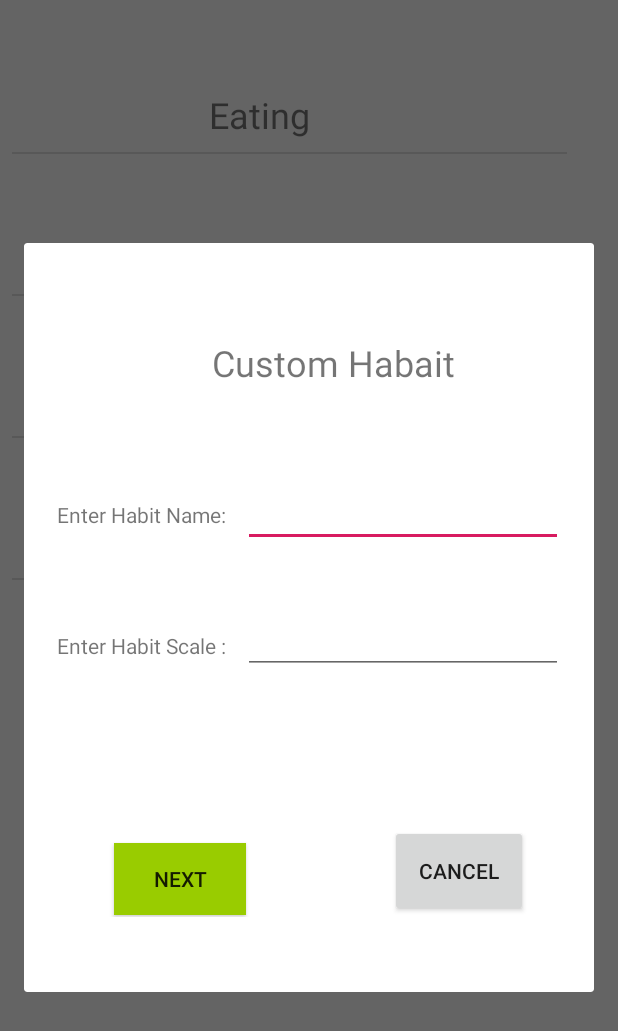
After one commit to prasadkrn83/Serenidad, an Android app: the fragment ConfigureCustomHabitDialog placed in its activity, on a phone screen of 412 x 824 dp. The commit adds this screen. Shown: the top 1031 px of the screen. Run offline under Robolectric (Android 15) with nearby library versions, the phone set to English and light mode, and no system bars.

Commit message:
Habit changes
Custom habit changes checked in

```diff
--- a/Serenidad/app/src/main/AndroidManifest.xml
+++ b/Serenidad/app/src/main/AndroidManifest.xml
@@ -16,7 +16,7 @@
             android:name=".MeditationHelpActivity"
             android:theme="@style/AppTheme.NoActionBar" />
         <activity
-            android:name=".ProgressChartActivity"
+            android:name=".HealthMainActivity"
             android:theme="@style/AppTheme.NoActionBar">
             <intent-filter>
                 <action android:name="android.intent.action.MAIN" />
@@ -35,6 +35,8 @@
         <!-- <activity android:name=".ThankfulDiary" /> -->
         <activity android:name=".ProgressHelpActivity" />
         <activity android:name=".WaterEntryActivity" />
+        <activity android:name=".NewHabitActivity" />
+        <activity android:name=".ProgressChartActivity"/>
 
     </application>
 
--- /dev/null
+++ b/Serenidad/app/src/main/java/com/serenidad/ConfigureCustomHabitDialog.java
@@ -0,0 +1,77 @@
+package com.serenidad;
+
+/**
+ * Created by Michael Eierman on 11/2/2016.
+ */
+
+import android.app.Dialog;
+import android.content.Intent;
+import android.os.Bundle;
+import android.support.v4.app.DialogFragment;
+import android.support.v4.app.FragmentManager;
+import android.view.LayoutInflater;
+import android.view.View;
+import android.view.View.OnClickListener;
+import android.view.ViewGroup;
+import android.widget.Button;
+import android.widget.EditText;
+
+public class ConfigureCustomHabitDialog extends DialogFragment {                           //1
+
+
+    public ConfigureCustomHabitDialog() {                                                  //3
+        // Empty constructor required for DialogFragment
+    }
+
+    public void onStart()
+    {
+        super.onStart();
+        Dialog dialog = getDialog();
+        if (dialog != null)
+        {
+            int width = ViewGroup.LayoutParams.MATCH_PARENT;
+            int height = ViewGroup.LayoutParams.WRAP_CONTENT;
+            dialog.getWindow().setLayout(width, height);
+        }
+    }
+    @Override
+    public View onCreateView(LayoutInflater inflater, ViewGroup container, Bundle savedInstanceState) {
+
+        final View view = inflater.inflate(R.layout.configure_custom_habit_dialog,container);
+        Button next = (Button) view.findViewById(R.id.buttonNext);
+        next.setOnClickListener(new OnClickListener() {
+            @Override
+            public void onClick(View v) {
+                EditText editTextHabitName = (EditText)view.findViewById(R.id.editCustomHabitName);
+                EditText editTextHabitScale = (EditText)view.findViewById(R.id.editCustomHabitScale);
+                String editTextHabitNameStr = editTextHabitName.getText().toString();
+                String editTextHabitScaleStr = editTextHabitScale.getText().toString();
+                if(!editTextHabitNameStr.equals("") && !editTextHabitScaleStr.equals("")){
+
+                    FragmentManager fm = getFragmentManager();
+                    ConfigureHabitDialog configureHabitDialog = new ConfigureHabitDialog();
+                    Bundle args = new Bundle();
+                    args.putString("habitName",editTextHabitNameStr);
+                    args.putString("habitScale",editTextHabitScaleStr);
+                    args.putBoolean("addCustomHabit",true);
+                    configureHabitDialog.setArguments(args);
+                    getDialog().dismiss();
+                    configureHabitDialog.show(fm, "ConfigureHabitDialog");
+                }
+            }
+        });
+
+        Button cancelBtn = (Button)view.findViewById(R.id.buttonCancel);
+        cancelBtn.setOnClickListener(new OnClickListener() {
+            @Override
+            public void onClick(View v) {
+                getDialog().dismiss();
+                Intent i = new Intent(getActivity(), HealthMainActivity.class);
+                getActivity().startActivity(i);
+            }
+        });
+        return view;
+    }
+
+
+}
--- a/Serenidad/app/src/main/java/com/serenidad/NewHabitActivity.java
+++ b/Serenidad/app/src/main/java/com/serenidad/NewHabitActivity.java
@@ -21,20 +21,17 @@ public class NewHabitActivity extends FragmentActivity {
         super.onCreate(savedInstanceState);
         setContentView(R.layout.activity_newhabit);
         initButtonClose();
-        initButtonAddNewHabit();
+        initButtonAddCustomHabit();
     }
 
-    private void initButtonAddNewHabit() {
+    private void initButtonAddCustomHabit() {
         Button addNewHabitBtn = (Button)findViewById(R.id.buttonAddCustomHabit);
         addNewHabitBtn.setOnClickListener(new View.OnClickListener() {
             @Override
             public void onClick(View v) {
                 FragmentManager fm = getSupportFragmentManager();
-                ConfigureHabitDialog configureHabitDialog = new ConfigureHabitDialog();
-                Bundle args = new Bundle();
-                args.putBoolean("addCustomHabit",true);
-                configureHabitDialog.setArguments(args);
-                configureHabitDialog.show(fm, "ConfigureHabitDialog");
+                ConfigureCustomHabitDialog configureCustomHabitDialog= new ConfigureCustomHabitDialog();
+                configureCustomHabitDialog.show(fm, "ConfigureCustomHabitDialog");
             }
         });
     }
--- /dev/null
+++ b/Serenidad/app/src/main/res/layout/configure_custom_habit_dialog.xml
@@ -0,0 +1,85 @@
+<?xml version="1.0" encoding="utf-8"?>
+<android.support.constraint.ConstraintLayout xmlns:android="http://schemas.android.com/apk/res/android"
+    xmlns:app="http://schemas.android.com/apk/res-auto"
+    xmlns:tools="http://schemas.android.com/tools"
+    android:id="@+id/habit_layout"
+    android:layout_width="match_parent"
+    android:layout_height="wrap_content"
+    android:layout_gravity="center"
+    android:paddingBottom="50dp">
+
+    <Button
+        android:id="@+id/buttonNext"
+        android:layout_width="wrap_content"
+        android:layout_height="wrap_content"
+        android:layout_marginStart="60dp"
+        android:layout_marginTop="400dp"
+        android:background="@android:color/holo_green_light"
+        android:text="Next"
+        app:layout_constraintStart_toStartOf="parent"
+        app:layout_constraintTop_toTopOf="parent" />
+
+    <Button
+        android:id="@+id/buttonCancel"
+        android:layout_width="92dp"
+        android:layout_height="61dp"
+        android:layout_marginStart="96dp"
+        android:layout_marginTop="388dp"
+        android:text="Cancel"
+        app:layout_constraintStart_toEndOf="@+id/buttonNext"
+        app:layout_constraintTop_toTopOf="parent" />
+
+    <TextView
+        android:id="@+id/textView2"
+        android:layout_width="wrap_content"
+        android:layout_height="wrap_content"
+        android:layout_marginStart="125dp"
+        android:layout_marginTop="63dp"
+        android:text="Custom Habait"
+        android:textSize="24sp"
+        app:layout_constraintStart_toStartOf="parent"
+        app:layout_constraintTop_toTopOf="parent" />
+
+    <TextView
+        android:id="@+id/textView4"
+        android:layout_width="wrap_content"
+        android:layout_height="wrap_content"
+        android:layout_marginStart="22dp"
+        android:layout_marginTop="75dp"
+        android:text="Enter Habit Name:"
+        app:layout_constraintStart_toStartOf="parent"
+        app:layout_constraintTop_toBottomOf="@+id/textView2" />
+
+    <EditText
+        android:id="@+id/editCustomHabitName"
+        android:layout_width="wrap_content"
+        android:layout_height="wrap_content"
+        android:layout_marginStart="11dp"
+        android:layout_marginTop="61dp"
+        android:ems="10"
+        android:inputType="textPersonName"
+        app:layout_constraintStart_toEndOf="@+id/textView4"
+        app:layout_constraintTop_toBottomOf="@+id/textView2" />
+
+    <TextView
+        android:id="@+id/textView5"
+        android:layout_width="wrap_content"
+        android:layout_height="wrap_content"
+        android:layout_marginStart="22dp"
+        android:layout_marginTop="68dp"
+        android:text="Enter Habit Scale :"
+        app:layout_constraintStart_toStartOf="parent"
+        app:layout_constraintTop_toBottomOf="@+id/textView4" />
+
+    <EditText
+        android:id="@+id/editCustomHabitScale"
+        android:layout_width="wrap_content"
+        android:layout_height="wrap_content"
+        android:layout_marginStart="11dp"
+        android:layout_marginTop="39dp"
+        android:ems="10"
+        android:inputType="textPersonName"
+        app:layout_constraintStart_toEndOf="@+id/textView5"
+        app:layout_constraintTop_toBottomOf="@+id/editCustomHabitName" />
+
+</android.support.constraint.ConstraintLayout>
```
Also changed, not shown: Serenidad/app/src/main/java/com/serenidad/ConfigureHabitDialog.java (+32 -42 lines), Serenidad/app/src/main/java/com/serenidad/DataSource.java (+35 -0 lines), Serenidad/app/src/main/java/com/serenidad/Habit.java (+19 -0 lines).
